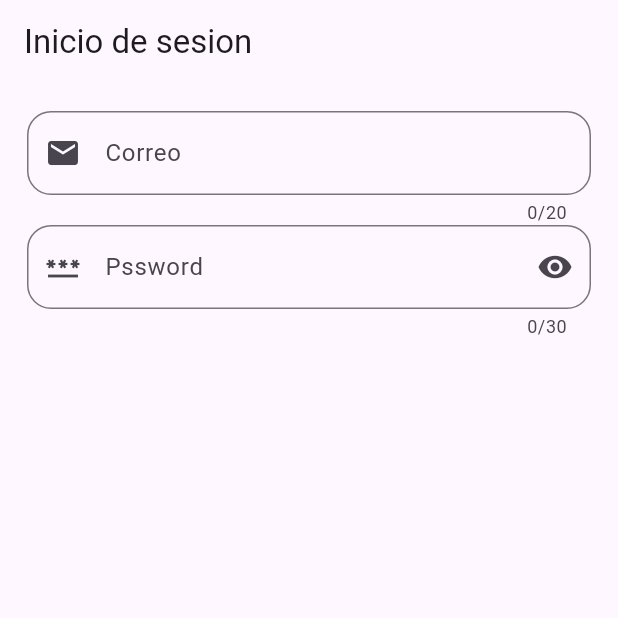
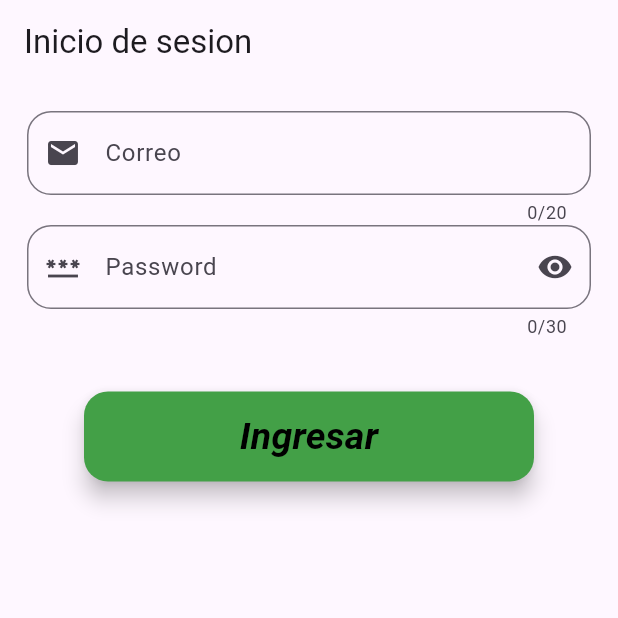
Before and after one commit to acarias11/App_login, a Flutter app: the screen it shows after launch, on a phone screen of 412 x 824 dp, the top half of it. Run offline on Flutter 3.47's test engine with Material 3 defaults, Android fonts, the phone set to English and light mode, and no system bars.

Commit message:
Agregado del boton de ingresar y el navigator para registro

```diff
--- a/app_login/lib/inicio_de_sesion.dart
+++ b/app_login/lib/inicio_de_sesion.dart
@@ -32,11 +32,36 @@ class InicioDeSesionPage extends StatelessWidget {
                ),
 
                PasswordInput(
-                nombrelabel: 'Pssword',
+                nombrelabel: 'Password',
                 hint: 'Ingrese su contrasenia',
                 controller: contracontroller,
                 validator: null,
-                )
+                ),
+                 Row(
+                      mainAxisAlignment: MainAxisAlignment.center,
+                      children: [
+                        const SizedBox(height: 130),
+                        SizedBox(
+                          height: 60,
+                          width: 300,
+                          child: FloatingActionButton(
+                            backgroundColor: Colors.green[600],
+                            onPressed:(){
+                             Navigator.of(context).pushNamed('registro');
+
+                          },
+                          child:
+                             const Text('Ingresar',
+                                 style: TextStyle(
+                                 fontSize: 25,
+                                 fontWeight: FontWeight.bold,
+                                 fontStyle: FontStyle.italic,
+                                 color: Colors.black),
+                                 ),
+                          ),
+                        ),
+               ],
+             ),
             ],
            )
         ),
--- a/app_login/lib/main.dart
+++ b/app_login/lib/main.dart
@@ -1,3 +1,4 @@
+import 'package:app_login/registro_page.dart';
 import 'package:flutter/material.dart';
 import 'package:app_login/inicio_de_sesion.dart';
 
@@ -16,6 +17,7 @@ class MainApp extends StatelessWidget {
        initialRoute: 'sesion',
        routes: {
         'sesion': (context) => InicioDeSesionPage(),
+        'registro':(context) => RegistroPage(),
        },
         onGenerateRoute: (settings) {
         return MaterialPageRoute(
```
